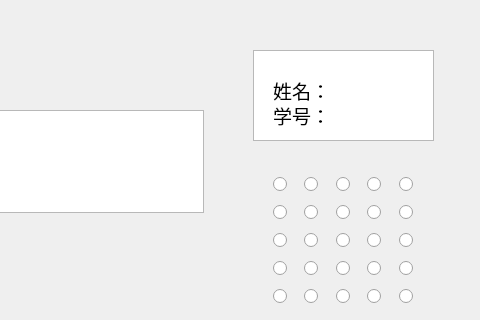
This is source/studentexam.ui in Sodataco/exam-system as Qt 5 draws it before an edit; both pictures show x 207 to 687 and y 0 to 320 of the 687 by 491 pixel window. The edited form follows.
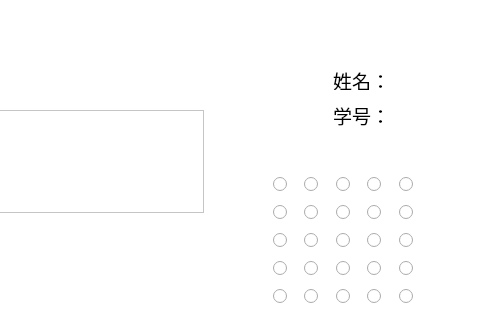
This is the edited form. Icons and pictures are not drawn.

```diff
--- a/source/studentexam.ui
+++ b/source/studentexam.ui
@@ -13,6 +13,12 @@
   <property name="windowTitle">
    <string>Form</string>
   </property>
+  <property name="styleSheet">
+   <string notr="true">QWidget
+{
+background-color:white;
+}</string>
+  </property>
   <widget class="QProgressBar" name="progressBar">
    <property name="geometry">
     <rect>
@@ -26,17 +32,6 @@
     <number>24</number>
    </property>
   </widget>
-  <widget class="QWidget" name="verticalLayoutWidget">
-   <property name="geometry">
-    <rect>
-     <x>460</x>
-     <y>50</y>
-     <width>181</width>
-     <height>91</height>
-    </rect>
-   </property>
-   <layout class="QVBoxLayout" name="verticalLayout"/>
-  </widget>
   <widget class="QWidget" name="gridLayoutWidget">
    <property name="geometry">
     <rect>
@@ -224,38 +219,10 @@
     </item>
    </layout>
   </widget>
-  <widget class="QGraphicsView" name="graphicsView">
-   <property name="geometry">
-    <rect>
-     <x>460</x>
-     <y>50</y>
-     <width>181</width>
-     <height>91</height>
-    </rect>
-   </property>
-   <property name="backgroundBrush">
-    <brush brushstyle="SolidPattern">
-     <color alpha="0">
-      <red>178</red>
-      <green>178</green>
-      <blue>178</blue>
-     </color>
-    </brush>
-   </property>
-   <property name="foregroundBrush">
-    <brush brushstyle="SolidPattern">
-     <color alpha="255">
-      <red>182</red>
-      <green>182</green>
-      <blue>182</blue>
-     </color>
-    </brush>
-   </property>
-  </widget>
   <widget class="QLabel" name="label_2">
    <property name="geometry">
     <rect>
-     <x>470</x>
+     <x>530</x>
      <y>90</y>
      <width>158</width>
      <height>51</height>
@@ -277,8 +244,8 @@
   <widget class="QLabel" name="label">
    <property name="geometry">
     <rect>
-     <x>470</x>
-     <y>50</y>
+     <x>530</x>
+     <y>40</y>
      <width>158</width>
      <height>81</height>
     </rect>
@@ -386,6 +353,34 @@
     <string>交卷</string>
    </property>
   </widget>
+  <widget class="QLabel" name="label_3">
+   <property name="geometry">
+    <rect>
+     <x>470</x>
+     <y>70</y>
+     <width>51</width>
+     <height>51</height>
+    </rect>
+   </property>
+   <property name="text">
+    <string/>
+   </property>
+   <property name="pixmap">
+    <pixmap resource="res.qrc">:/image/photo.png</pixmap>
+   </property>
+   <property name="scaledContents">
+    <bool>true</bool>
+   </property>
+  </widget>
+  <zorder>progressBar</zorder>
+  <zorder>gridLayoutWidget</zorder>
+  <zorder>label</zorder>
+  <zorder>verticalLayoutWidget_2</zorder>
+  <zorder>pushButton</zorder>
+  <zorder>pushButton_2</zorder>
+  <zorder>pushButton_3</zorder>
+  <zorder>label_2</zorder>
+  <zorder>label_3</zorder>
  </widget>
  <resources/>
  <connections/>
```
Left out of the diff: 4 changed lines with no effect on the pictures.
